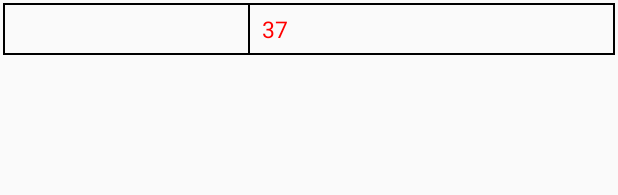
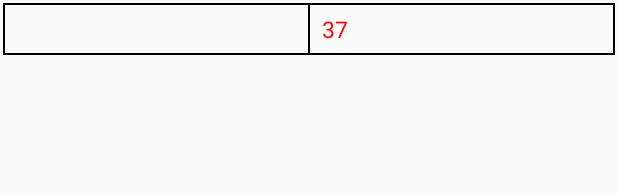
Before and after one commit to khanhlh21197/MayEpthuyLuc, an Android app: the layout item_history.xml on its own in the app's theme, with its tools: preview values and no code run, on a phone screen of 412 x 824 dp. Shown: the top 195 px of the screen. Run offline under Robolectric (Android 15) with nearby library versions, the phone set to English and light mode, and no system bars.

Commit message:
edit item_history.xml

```diff
--- a/app/src/main/java/com/example/smarthome/ui/login/LoginFragment.java
+++ b/app/src/main/java/com/example/smarthome/ui/login/LoginFragment.java
@@ -88,8 +88,8 @@ public class LoginFragment extends Fragment {
     public View onCreateView(@NonNull LayoutInflater inflater, @Nullable ViewGroup container, @Nullable Bundle savedInstanceState) {
         mActivity = getActivity();
         binding = DataBindingUtil.inflate(inflater, R.layout.login_fragment, container, false);
+        getBundleData();
         unit();
-        getBundleData();
         return binding.getRoot();
     }
 
@@ -150,6 +150,7 @@ public class LoginFragment extends Fragment {
                         }
                     } else {
                         CommonActivity.showConfirmValidate(mActivity, "Sai tên email hoặc mật khẩu!");
+                        binding.progressBar.setVisibility(View.GONE);
                     }
                 });
             }).doOnSubscribe(disposable -> binding.progressBar.setVisibility(View.VISIBLE))
--- a/app/src/main/res/layout/item_history.xml
+++ b/app/src/main/res/layout/item_history.xml
@@ -25,7 +25,7 @@
             android:layout_width="0dp"
             android:layout_height="match_parent"
             android:layout_marginStart="4dp"
-            android:layout_weight="4"
+            android:layout_weight="5"
             android:gravity="center_vertical"
             android:textColor="@color/red"
             android:textSize="@dimen/_12ssp" />
@@ -40,7 +40,7 @@
             android:layout_width="0dp"
             android:layout_height="match_parent"
             android:layout_marginStart="4dp"
-            android:layout_weight="6"
+            android:layout_weight="5"
             android:gravity="center_vertical"
             android:paddingStart="4dp"
             android:textColor="@color/red"
```
